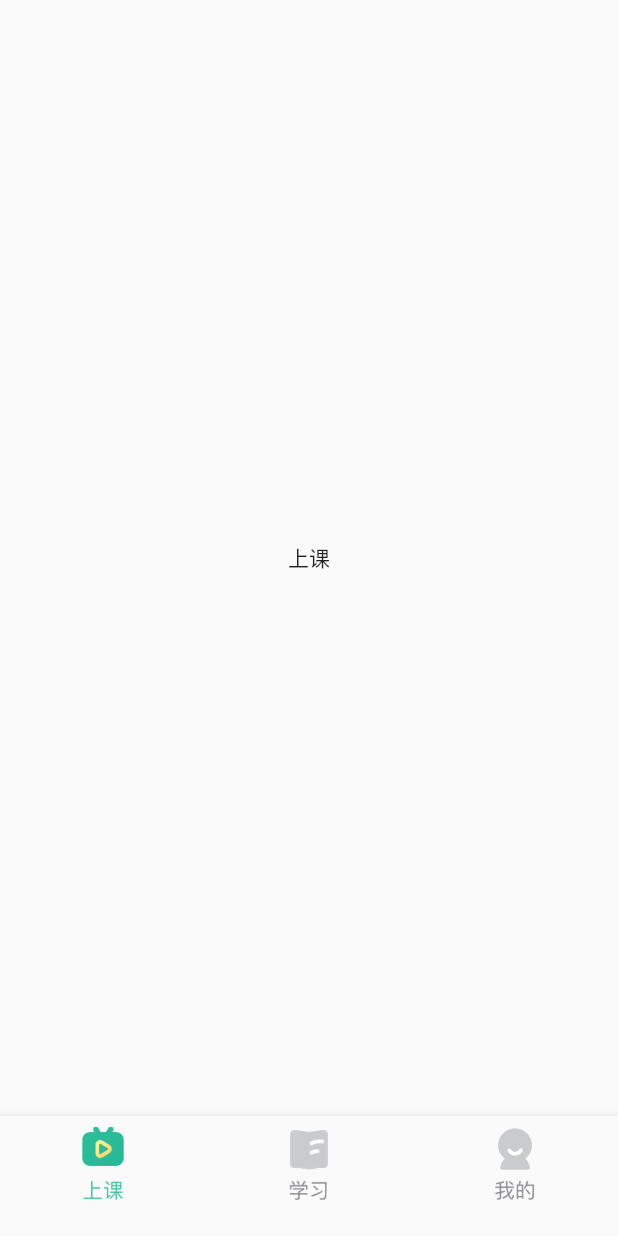
After one commit to skyshenfu/flutter2022awesome, a Flutter app: the screen it shows after launch, on a phone screen of 412 x 824 dp. The commit adds this screen. Run offline on Flutter 3.47's test engine with Material 2 defaults, Android fonts, the light colour scheme and no system bars; our stand-ins replace flutter_redux, redux.

Commit message:
增加tab站位页

```diff
--- a/lib/main.dart
+++ b/lib/main.dart
@@ -21,9 +21,15 @@ class MyApp extends StatelessWidget {
         home:  SplashPage(),
         theme: ThemeData(
             colorScheme:  Theme.of(context).colorScheme.copyWith
-              (secondary: Colors.amberAccent,
-              primary: Colors.deepOrange
-            )
+              (
+                //主颜色
+                primary: Colors.deepOrange,
+              //次颜色
+              secondary: Colors.amberAccent,
+            ),
+            //去除水波纹效果的俩颜色
+            splashColor: Colors.transparent,
+            highlightColor: Colors.transparent
     )));
   }
 }
--- /dev/null
+++ b/lib/pages/class_tab_page.dart
@@ -0,0 +1,22 @@
+import 'package:flutter/material.dart';
+
+class ClassTabPage extends StatefulWidget{
+  ClassTabPage({Key? key}) : super(key: key);
+
+  @override
+  createState() =>_ClassClassTabPageState();
+
+
+}
+
+class _ClassClassTabPageState extends State<ClassTabPage>{
+  @override
+  Widget build(BuildContext context) {
+    // TODO: implement build
+    return  Center(
+      child: Text("上课"),
+    );
+  }
+
+
+}
--- a/lib/pages/main_page.dart
+++ b/lib/pages/main_page.dart
@@ -1,5 +1,7 @@
 import 'package:flutter/material.dart';
-import 'package:flutter2022awesome/pages/home_page.dart';
+import 'package:flutter2022awesome/pages/class_tab_page.dart';
+import 'package:flutter2022awesome/pages/mine_tab_page.dart';
+import 'package:flutter2022awesome/pages/study_tab_page.dart';
 
 class MainPage extends StatefulWidget{
   const MainPage({Key? key}) : super(key: key);
@@ -13,9 +15,9 @@ class MainPage extends StatefulWidget{
 
 class _MainPageState extends State<MainPage>{
   final pages = <Widget>[
-    MyHomePage(),
-    MyHomePage(),
-    MyHomePage()
+    ClassTabPage(),
+    StudyTabPage(),
+    MineTabPage()
   ];
 
   int ? _tabIndex;
@@ -40,9 +42,13 @@ class _MainPageState extends State<MainPage>{
     ),
       bottomNavigationBar: BottomNavigationBar(
         items: const <BottomNavigationBarItem>[
-          BottomNavigationBarItem(icon: Icon(Icons.adb), label: ("tab1")),
-          BottomNavigationBarItem(icon: Icon(Icons.add_a_photo), label: ("tab2")),
-          BottomNavigationBarItem(icon: Icon(Icons.description), label: ("tab3"))
+          BottomNavigationBarItem(icon: Image(image: AssetImage("assets/image/tabicon/home_tab_class_n.png"),width: 50,height: 50), label: (""),activeIcon:
+          Image(image: AssetImage("assets/image/tabicon/home_tab_class_s.png"),width: 50,height: 50)),
+          BottomNavigationBarItem(icon: Image(image: AssetImage("assets/image/tabicon/home_tab_study_n.png"),width: 50,height: 50), label: (""),activeIcon:
+          Image(image: AssetImage("assets/image/tabicon/home_tab_study_s.png"),width: 50,height: 50)),
+          BottomNavigationBarItem(icon: Image(image: AssetImage("assets/image/tabicon/home_tab_me_n.png"),width: 50,height: 50), label: (""),activeIcon:
+          Image(image: AssetImage("assets/image/tabicon/home_tab_me_s.png"),width: 50,height: 50)
+          )
         ],
         onTap: _tapTab,
         fixedColor: Colors.lightBlue,
--- a/lib/pages/splash_page.dart
+++ b/lib/pages/splash_page.dart
@@ -24,7 +24,7 @@ class _SplashPageState extends State<SplashPage>{
       backgroundColor: Colors.white,
       body:  SafeArea(
           child: Center(
-          child: Image.asset("assets/image/splash_bg.png"),
+          child: Image.asset("assets/image/splash/launcher_default.png")
         ),
       ),
     );
--- a/pubspec.yaml
+++ b/pubspec.yaml
@@ -95,3 +95,5 @@ flutter:
 
   assets:
     - assets/image/
+    - assets/image/tabicon/
+    - assets/image/splash/
```
Also changed, not shown: lib/pages/mine_tab_page.dart (added, +21 -0 lines), lib/pages/study_tab_page.dart (added, +21 -0 lines), assets/image/splash/launcher_default.png (added), assets/image/splash_bg.png (deleted), assets/image/tabicon/home_tab_class_n.png (added), assets/image/tabicon/home_tab_class_s.png (added), assets/image/tabicon/home_tab_me_n.png (added), assets/image/tabicon/home_tab_me_s.png (added), assets/image/tabicon/home_tab_study_n.png (added), assets/image/tabicon/home_tab_study_s.png (added).
